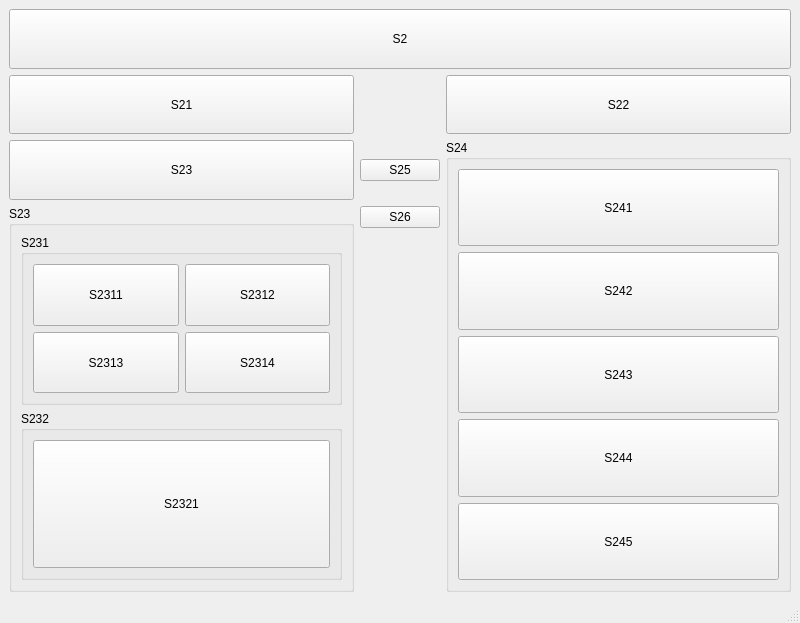
Qt form mainwindow.ui (DjangoReinhard/StateMachine) before a commit.
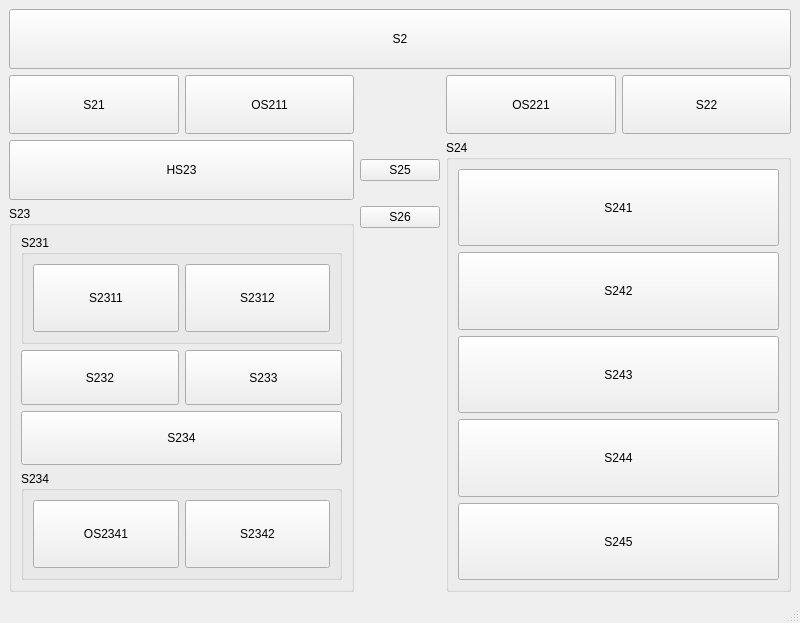
The same form after that commit.

Commit message: fixed UI for orphaned states

Diff of the .ui file:
```diff
--- a/mainwindow.ui
+++ b/mainwindow.ui
@@ -14,8 +14,8 @@
    <string>MainWindow</string>
   </property>
   <widget class="QWidget" name="centralwidget">
-   <layout class="QGridLayout" name="gridLayout" rowstretch="1,1,1,6,6" columnstretch="0,0,0">
-    <item row="0" column="0" colspan="3">
+   <layout class="QGridLayout" name="gridLayout" rowstretch="1,1,1,6,6" columnstretch="0,0,0,0,0">
+    <item row="0" column="0" colspan="5">
      <widget class="QPushButton" name="pb2">
       <property name="sizePolicy">
        <sizepolicy hsizetype="Minimum" vsizetype="MinimumExpanding">
@@ -34,35 +34,10 @@
       </property>
      </widget>
     </item>
-    <item row="2" column="0">
-     <widget class="QPushButton" name="pb23">
-      <property name="sizePolicy">
-       <sizepolicy hsizetype="MinimumExpanding" vsizetype="MinimumExpanding">
-        <horstretch>0</horstretch>
-        <verstretch>0</verstretch>
-       </sizepolicy>
-      </property>
+    <item row="3" column="2">
+     <widget class="QPushButton" name="pb26">
       <property name="text">
-       <string>S23</string>
-      </property>
-      <property name="checkable">
-       <bool>false</bool>
-      </property>
-     </widget>
-    </item>
-    <item row="1" column="2">
-     <widget class="QPushButton" name="pb22">
-      <property name="sizePolicy">
-       <sizepolicy hsizetype="MinimumExpanding" vsizetype="MinimumExpanding">
-        <horstretch>0</horstretch>
-        <verstretch>0</verstretch>
-       </sizepolicy>
-      </property>
-      <property name="text">
-       <string>S22</string>
-      </property>
-      <property name="checkable">
-       <bool>false</bool>
+       <string>S26</string>
       </property>
      </widget>
     </item>
@@ -82,99 +57,36 @@
       </property>
      </widget>
     </item>
-    <item row="3" column="0" rowspan="2">
-     <widget class="QGroupBox" name="g23">
-      <property name="title">
-       <string>S23</string>
+    <item row="1" column="4">
+     <widget class="QPushButton" name="pb22">
+      <property name="sizePolicy">
+       <sizepolicy hsizetype="MinimumExpanding" vsizetype="MinimumExpanding">
+        <horstretch>0</horstretch>
+        <verstretch>0</verstretch>
+       </sizepolicy>
       </property>
-      <layout class="QGridLayout" name="gridLayout_2" rowstretch="1,1">
-       <item row="0" column="0">
-        <widget class="QGroupBox" name="g231">
-         <property name="title">
-          <string>S231</string>
-         </property>
-         <layout class="QGridLayout" name="gridLayout_4" rowstretch="1,1">
-          <item row="0" column="1">
-           <widget class="QPushButton" name="pb2312">
-            <property name="sizePolicy">
-             <sizepolicy hsizetype="MinimumExpanding" vsizetype="MinimumExpanding">
-              <horstretch>0</horstretch>
-              <verstretch>0</verstretch>
-             </sizepolicy>
-            </property>
-            <property name="text">
-             <string>S2312</string>
-            </property>
-           </widget>
-          </item>
-          <item row="0" column="0">
-           <widget class="QPushButton" name="pb2311">
-            <property name="sizePolicy">
-             <sizepolicy hsizetype="MinimumExpanding" vsizetype="MinimumExpanding">
-              <horstretch>0</horstretch>
-              <verstretch>0</verstretch>
-             </sizepolicy>
-            </property>
-            <property name="text">
-             <string>S2311</string>
-            </property>
-           </widget>
-          </item>
-          <item row="1" column="0">
-           <widget class="QPushButton" name="pb2313">
-            <property name="sizePolicy">
-             <sizepolicy hsizetype="MinimumExpanding" vsizetype="MinimumExpanding">
-              <horstretch>0</horstretch>
-              <verstretch>0</verstretch>
-             </sizepolicy>
-            </property>
-            <property name="text">
-             <string>S2313</string>
-            </property>
-           </widget>
-          </item>
-          <item row="1" column="1">
-           <widget class="QPushButton" name="pb2314">
-            <property name="sizePolicy">
-             <sizepolicy hsizetype="MinimumExpanding" vsizetype="MinimumExpanding">
-              <horstretch>0</horstretch>
-              <verstretch>0</verstretch>
-             </sizepolicy>
-            </property>
-            <property name="text">
-             <string>S2314</string>
-            </property>
-           </widget>
-          </item>
-         </layout>
-        </widget>
-       </item>
-       <item row="1" column="0">
-        <widget class="QGroupBox" name="g232">
-         <property name="title">
-          <string>S232</string>
-         </property>
-         <layout class="QGridLayout" name="gridLayout_5">
-          <item row="0" column="0">
-           <widget class="QPushButton" name="pb2321">
-            <property name="sizePolicy">
-             <sizepolicy hsizetype="MinimumExpanding" vsizetype="MinimumExpanding">
-              <horstretch>0</horstretch>
-              <verstretch>0</verstretch>
-             </sizepolicy>
-            </property>
-            <property name="text">
-             <string>S2321</string>
-            </property>
-           </widget>
-          </item>
-         </layout>
-        </widget>
-       </item>
-      </layout>
+      <property name="text">
+       <string>S22</string>
+      </property>
+      <property name="checkable">
+       <bool>false</bool>
+      </property>
      </widget>
     </item>
-    <item row="2" column="2" rowspan="3">
+    <item row="1" column="3">
+     <widget class="QPushButton" name="pb221">
+      <property name="sizePolicy">
+       <sizepolicy hsizetype="MinimumExpanding" vsizetype="MinimumExpanding">
+        <horstretch>0</horstretch>
+        <verstretch>0</verstretch>
+       </sizepolicy>
+      </property>
+      <property name="text">
+       <string>OS221</string>
+      </property>
+     </widget>
+    </item>
+    <item row="2" column="3" rowspan="3" colspan="2">
      <widget class="QGroupBox" name="g24">
       <property name="title">
        <string>S24</string>
@@ -248,7 +160,166 @@
       </layout>
      </widget>
     </item>
-    <item row="2" column="1">
+    <item row="1" column="1">
+     <widget class="QPushButton" name="pb211">
+      <property name="sizePolicy">
+       <sizepolicy hsizetype="MinimumExpanding" vsizetype="MinimumExpanding">
+        <horstretch>0</horstretch>
+        <verstretch>0</verstretch>
+       </sizepolicy>
+      </property>
+      <property name="text">
+       <string>OS211</string>
+      </property>
+     </widget>
+    </item>
+    <item row="2" column="0" colspan="2">
+     <widget class="QPushButton" name="pb23">
+      <property name="sizePolicy">
+       <sizepolicy hsizetype="MinimumExpanding" vsizetype="MinimumExpanding">
+        <horstretch>0</horstretch>
+        <verstretch>0</verstretch>
+       </sizepolicy>
+      </property>
+      <property name="text">
+       <string>HS23</string>
+      </property>
+      <property name="checkable">
+       <bool>false</bool>
+      </property>
+     </widget>
+    </item>
+    <item row="3" column="0" rowspan="2" colspan="2">
+     <widget class="QGroupBox" name="g23">
+      <property name="title">
+       <string>S23</string>
+      </property>
+      <layout class="QGridLayout" name="gridLayout_2" rowstretch="2,1,1,2">
+       <item row="3" column="0" colspan="2">
+        <widget class="QGroupBox" name="g234">
+         <property name="sizePolicy">
+          <sizepolicy hsizetype="MinimumExpanding" vsizetype="MinimumExpanding">
+           <horstretch>0</horstretch>
+           <verstretch>0</verstretch>
+          </sizepolicy>
+         </property>
+         <property name="title">
+          <string>S234</string>
+         </property>
+         <layout class="QGridLayout" name="gridLayout_5">
+          <item row="0" column="0">
+           <widget class="QPushButton" name="pb2341">
+            <property name="sizePolicy">
+             <sizepolicy hsizetype="MinimumExpanding" vsizetype="MinimumExpanding">
+              <horstretch>0</horstretch>
+              <verstretch>0</verstretch>
+             </sizepolicy>
+            </property>
+            <property name="text">
+             <string>OS2341</string>
+            </property>
+           </widget>
+          </item>
+          <item row="0" column="1">
+           <widget class="QPushButton" name="pb2342">
+            <property name="sizePolicy">
+             <sizepolicy hsizetype="MinimumExpanding" vsizetype="MinimumExpanding">
+              <horstretch>0</horstretch>
+              <verstretch>0</verstretch>
+             </sizepolicy>
+            </property>
+            <property name="text">
+             <string>S2342</string>
+            </property>
+           </widget>
+          </item>
+         </layout>
+        </widget>
+       </item>
+       <item row="0" column="0" colspan="2">
+        <widget class="QGroupBox" name="g231">
+         <property name="sizePolicy">
+          <sizepolicy hsizetype="MinimumExpanding" vsizetype="MinimumExpanding">
+           <horstretch>0</horstretch>
+           <verstretch>0</verstretch>
+          </sizepolicy>
+         </property>
+         <property name="title">
+          <string>S231</string>
+         </property>
+         <layout class="QGridLayout" name="gridLayout_4" rowstretch="0">
+          <item row="0" column="1">
+           <widget class="QPushButton" name="pb2312">
+            <property name="sizePolicy">
+             <sizepolicy hsizetype="MinimumExpanding" vsizetype="MinimumExpanding">
+              <horstretch>0</horstretch>
+              <verstretch>0</verstretch>
+             </sizepolicy>
+            </property>
+            <property name="text">
+             <string>S2312</string>
+            </property>
+           </widget>
+          </item>
+          <item row="0" column="0">
+           <widget class="QPushButton" name="pb2311">
+            <property name="sizePolicy">
+             <sizepolicy hsizetype="MinimumExpanding" vsizetype="MinimumExpanding">
+              <horstretch>0</horstretch>
+              <verstretch>0</verstretch>
+             </sizepolicy>
+            </property>
+            <property name="text">
+             <string>S2311</string>
+            </property>
+           </widget>
+          </item>
+         </layout>
+        </widget>
+       </item>
+       <item row="1" column="1">
+        <widget class="QPushButton" name="pb233">
+         <property name="sizePolicy">
+          <sizepolicy hsizetype="MinimumExpanding" vsizetype="MinimumExpanding">
+           <horstretch>0</horstretch>
+           <verstretch>0</verstretch>
+          </sizepolicy>
+         </property>
+         <property name="text">
+          <string>S233</string>
+         </property>
+        </widget>
+       </item>
+       <item row="1" column="0">
+        <widget class="QPushButton" name="pb232">
+         <property name="sizePolicy">
+          <sizepolicy hsizetype="MinimumExpanding" vsizetype="MinimumExpanding">
+           <horstretch>0</horstretch>
+           <verstretch>0</verstretch>
+          </sizepolicy>
+         </property>
+         <property name="text">
+          <string>S232</string>
+         </property>
+        </widget>
+       </item>
+       <item row="2" column="0" colspan="2">
+        <widget class="QPushButton" name="pb234">
+         <property name="sizePolicy">
+          <sizepolicy hsizetype="MinimumExpanding" vsizetype="MinimumExpanding">
+           <horstretch>0</horstretch>
+           <verstretch>0</verstretch>
+          </sizepolicy>
+         </property>
+         <property name="text">
+          <string>S234</string>
+         </property>
+        </widget>
+       </item>
+      </layout>
+     </widget>
+    </item>
+    <item row="2" column="2">
      <widget class="QPushButton" name="pb25">
       <property name="sizePolicy">
        <sizepolicy hsizetype="Minimum" vsizetype="Fixed">
@@ -264,13 +335,6 @@
       </property>
      </widget>
     </item>
-    <item row="3" column="1">
-     <widget class="QPushButton" name="pb26">
-      <property name="text">
-       <string>S26</string>
-      </property>
-     </widget>
-    </item>
    </layout>
   </widget>
   <widget class="QMenuBar" name="menubar">
```
The commit also changes 2 other files.
